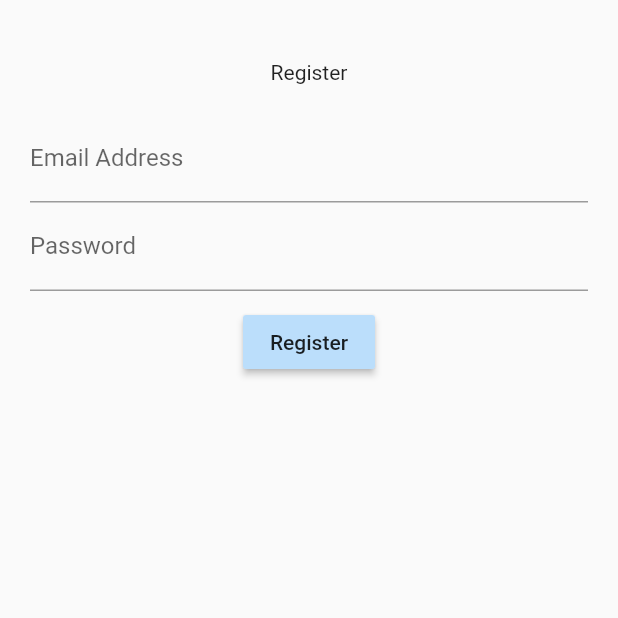
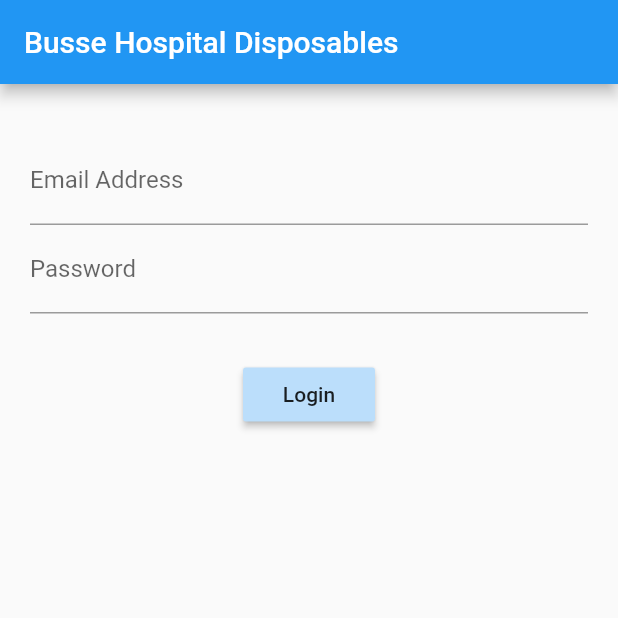
Before and after one commit to jlmodell/flutter_dart_learning_loginScreen, a Flutter app: the screen it shows after launch, on a phone screen of 412 x 824 dp, the top half of it. Run offline on Flutter 3.47's test engine with Material 2 defaults, Android fonts, the phone set to English and light mode, and no system bars.

Commit message:
learning the BLOC pattern (redux for flutter)

```diff
--- a/lib/src/app.dart
+++ b/lib/src/app.dart
@@ -1,13 +1,15 @@
 import 'package:flutter/material.dart';
-// import 'screens/login_screen.dart';
-import 'screens/register_screen.dart';
+import 'screens/login_screen_bloc.dart';
 
 class App extends StatelessWidget {
   Widget build(context) {
     return MaterialApp(
       title: 'Login',
       home: Scaffold(
-        body: RegisterScreen(),
+        appBar: AppBar(
+          title: Text('Busse Hospital Disposables'),
+        ),
+        body: LoginScreen(),
       ),
     );
   }
--- /dev/null
+++ b/lib/src/screens/login_screen_bloc.dart
@@ -0,0 +1,60 @@
+import 'package:flutter/material.dart';
+import '../blocs/bloc.dart';
+
+class LoginScreen extends StatelessWidget {
+  Widget build(context) {
+    return Container(
+      margin: EdgeInsets.all(20.0),
+      child: Column(
+        children: [
+          Padding(padding: EdgeInsets.only(top: 15.0)),
+          emailField(),
+          passwordField(),
+          Padding(padding: EdgeInsets.only(top: 30.0)),
+          submitButton(),
+        ],
+      ),
+    );
+  }
+
+  Widget emailField() {
+    return StreamBuilder(
+      stream: bloc.email,
+      builder: (context, snapshot) {
+        return TextField(
+          onChanged: bloc.changeEmail,
+          keyboardType: TextInputType.emailAddress,
+          decoration: InputDecoration(
+            labelText: 'Email Address',
+            hintText: 'you@example.com',
+            errorText: snapshot.error,
+          ),
+        );
+      },
+    );
+  }
+
+  Widget passwordField() {
+    return StreamBuilder(
+      stream: bloc.password,
+      builder: (context, snapshot) {
+        return TextField(
+          onChanged: bloc.changePassword,
+          obscureText: true,
+          decoration: InputDecoration(
+            labelText: 'Password',
+            errorText: snapshot.error,
+          ),
+        );
+      },
+    );
+  }
+
+  Widget submitButton() {
+    return RaisedButton(
+      child: Text('Login'),
+      onPressed: () {},
+      color: Colors.blue[100],
+    );
+  }
+}
```
Also changed, not shown: lib/src/blocs/bloc.dart (added, +25 -0 lines), lib/src/blocs/provider.dart (added, +15 -0 lines), lib/src/blocs/validators.dart (added, +23 -0 lines).
